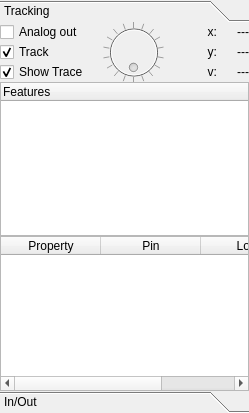
This is lib/ui/tab_objectsUi.ui in gasparnori/Spotter as Qt 5 draws it before an edit. The edited form follows.
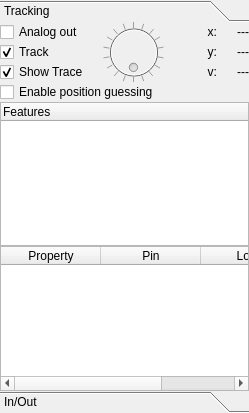
This is the edited form.

Commit message: guessing button added

The edit to the form file:
```diff
--- a/lib/ui/tab_objectsUi.ui
+++ b/lib/ui/tab_objectsUi.ui
@@ -74,7 +74,7 @@
              <property name="spacing">
               <number>0</number>
              </property>
-             <item row="0" column="0">
+             <item row="1" column="0">
               <widget class="QTableWidget" name="table_slots">
                <property name="horizontalScrollBarPolicy">
                 <enum>Qt::ScrollBarAsNeeded</enum>
@@ -120,6 +120,33 @@
                </column>
               </widget>
              </item>
+             <item row="0" column="0">
+              <widget class="QTreeWidget" name="tree_link_features">
+               <property name="sizePolicy">
+                <sizepolicy hsizetype="Expanding" vsizetype="Expanding">
+                 <horstretch>0</horstretch>
+                 <verstretch>0</verstretch>
+                </sizepolicy>
+               </property>
+               <property name="showDropIndicator" stdset="0">
+                <bool>false</bool>
+               </property>
+               <property name="alternatingRowColors">
+                <bool>true</bool>
+               </property>
+               <property name="indentation">
+                <number>0</number>
+               </property>
+               <attribute name="headerShowSortIndicator" stdset="0">
+                <bool>false</bool>
+               </attribute>
+               <column>
+                <property name="text">
+                 <string>Features</string>
+                </property>
+               </column>
+              </widget>
+             </item>
             </layout>
            </item>
            <item row="0" column="4">
@@ -263,33 +290,6 @@
              </property>
             </widget>
            </item>
-           <item row="3" column="0" colspan="5">
-            <widget class="QTreeWidget" name="tree_link_features">
-             <property name="sizePolicy">
-              <sizepolicy hsizetype="Expanding" vsizetype="Expanding">
-               <horstretch>0</horstretch>
-               <verstretch>0</verstretch>
-              </sizepolicy>
-             </property>
-             <property name="showDropIndicator" stdset="0">
-              <bool>false</bool>
-             </property>
-             <property name="alternatingRowColors">
-              <bool>true</bool>
-             </property>
-             <property name="indentation">
-              <number>0</number>
-             </property>
-             <attribute name="headerShowSortIndicator" stdset="0">
-              <bool>false</bool>
-             </attribute>
-             <column>
-              <property name="text">
-               <string>Features</string>
-              </property>
-             </column>
-            </widget>
-           </item>
            <item row="2" column="4">
             <widget class="QLabel" name="lbl_speed">
              <property name="text">
@@ -300,6 +300,13 @@
              </property>
             </widget>
            </item>
+           <item row="3" column="0" colspan="5">
+            <widget class="QCheckBox" name="ckb_guessing">
+             <property name="text">
+              <string>Enable position guessing</string>
+             </property>
+            </widget>
+           </item>
           </layout>
          </item>
         </layout>
```
The commit also changes 4 other files.
